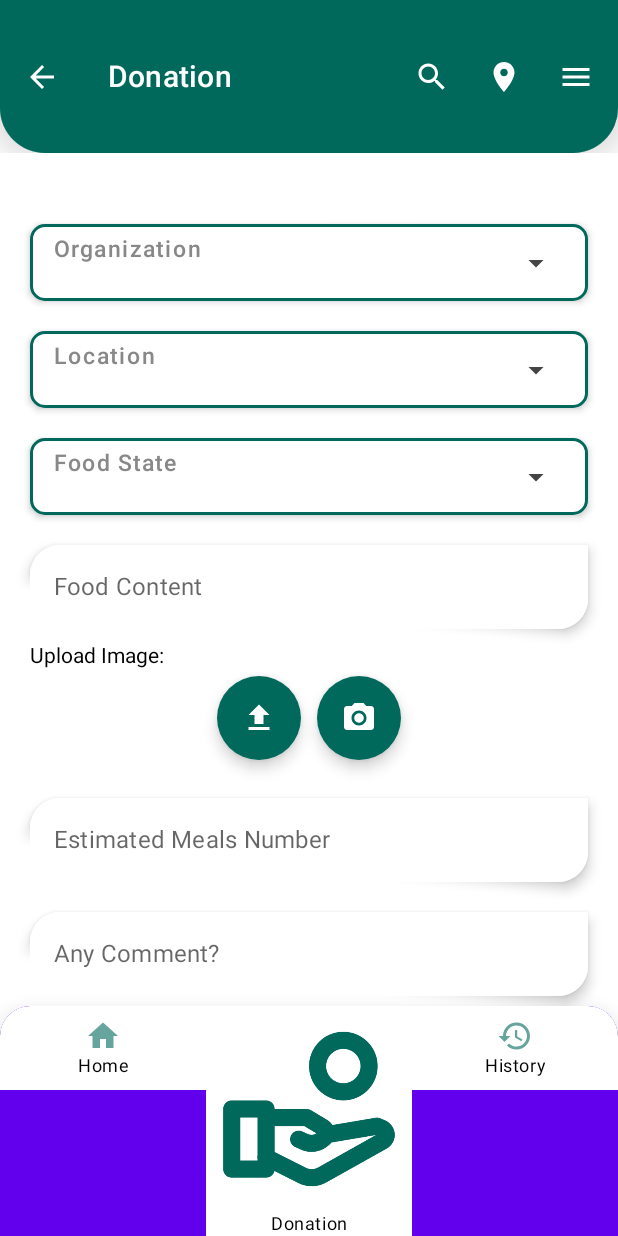
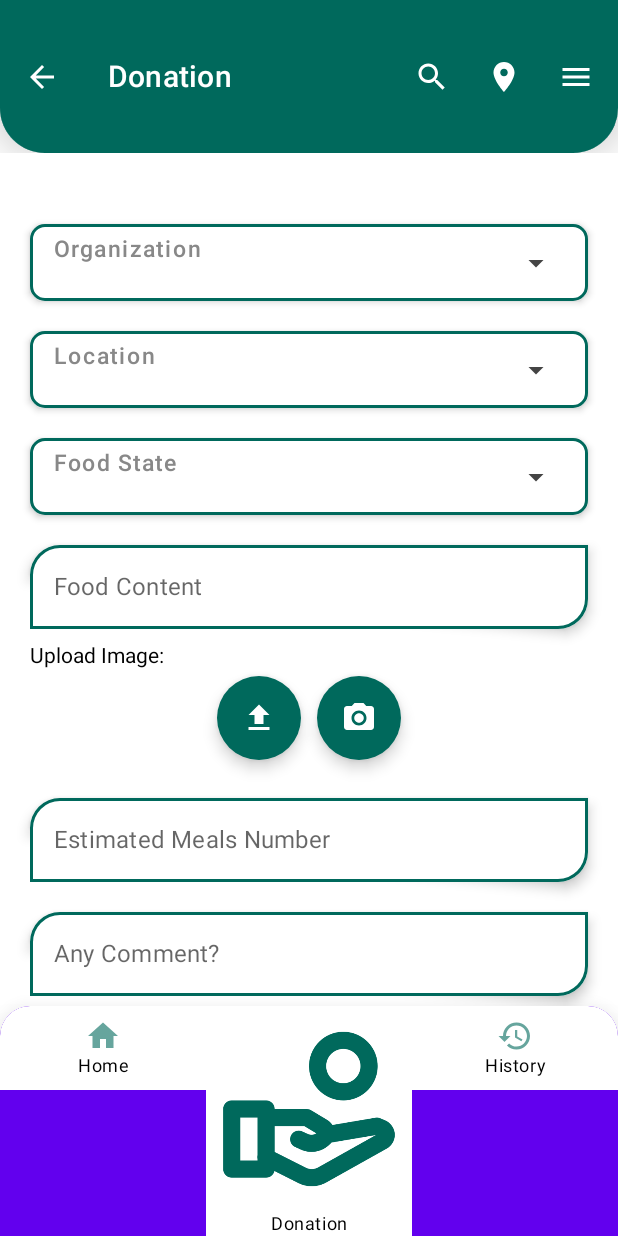
Before and after one commit to eman6904/Agmad_Project, an Android app built with Jetpack Compose: the donationScreen screen opened through its navigation route, on a phone screen of 412 x 824 dp. Run offline under Robolectric (Android 15) with nearby library versions, the phone set to English and light mode, and no system bars; our stand-ins replace Firebase (no records; nobody signed in at launch, a user with empty details on screens opened directly); 2 statements that could not run were skipped.

Commit message:
new commit

```diff
--- a/app/src/main/java/com/example/ourproject/FrontEnd/screens/DonationScreen.kt
+++ b/app/src/main/java/com/example/ourproject/FrontEnd/screens/DonationScreen.kt
@@ -2,17 +2,16 @@ package com.example.ourproject.FrontEnd.screens
 
 import android.content.Context
 import android.net.Uri
+import android.util.Log
 import android.widget.Toast
 import androidx.activity.compose.rememberLauncherForActivityResult
 import androidx.activity.result.contract.ActivityResultContracts
-import androidx.compose.foundation.BorderStroke
-import androidx.compose.foundation.background
+import androidx.compose.foundation.*
 import androidx.compose.foundation.layout.*
-import androidx.compose.foundation.rememberScrollState
+import androidx.compose.foundation.shape.CircleShape
 import androidx.compose.foundation.shape.RoundedCornerShape
 import androidx.compose.foundation.text.ClickableText
 import androidx.compose.foundation.text.KeyboardOptions
-import androidx.compose.foundation.verticalScroll
 import androidx.compose.material.*
 import androidx.compose.material.icons.Icons
 import androidx.compose.material.icons.filled.*
@@ -53,14 +52,51 @@ fun donationScreen(navController:NavHostController) {
     val foodContent= rememberSaveable() { mutableStateOf("")}
     val comment= rememberSaveable() { mutableStateOf("")}
     val mealsNumber= rememberSaveable() { mutableStateOf("")}
+    val images= rememberSaveable() { mutableStateOf(false)}
     var selectOrganization by rememberSaveable() { mutableStateOf(org) }
     var selectLocation by rememberSaveable() { mutableStateOf(loca) }
     var selectFoodState by rememberSaveable() { mutableStateOf(foodst) }
     var organization = rememberSaveable() { mutableStateOf("") }
     var location =rememberSaveable() { mutableStateOf("") }
     var foodState = rememberSaveable() { mutableStateOf("") }
+    val emptyMealsNumber = rememberSaveable() { mutableStateOf(false)}
+    val emptyOrganization = rememberSaveable() { mutableStateOf(false)}
+    val emptyLocation = rememberSaveable() { mutableStateOf(false)}
+    val emptyFoodState = rememberSaveable() { mutableStateOf(false)}
+    val emptyImagesList = rememberSaveable() { mutableStateOf(false)}
+
+
     val context= LocalContext.current
 
+    val emptyFieldModifier= Modifier
+        .fillMaxWidth()
+        .padding(top = 20.dp, start = 20.dp, end = 20.dp)
+        .border(2.dp, Color.Red, RoundedCornerShape(20.dp, 0.dp, 20.dp, 0.dp))
+
+    val notEmptyFieldModifier= Modifier
+        .fillMaxWidth()
+        .padding(top = 20.dp, start = 20.dp, end = 20.dp)
+        .border(
+            2.dp,
+            colorResource(id = R.color.mainColor),
+            RoundedCornerShape(20.dp, 0.dp, 20.dp, 0.dp)
+        )
+
+    val emptySpinnerModifier= Modifier
+        .fillMaxWidth()
+        .padding(top = 20.dp, start = 20.dp, end = 20.dp)
+        .border(2.dp, Color.Red, RoundedCornerShape(10.dp, 10.dp, 10.dp, 10.dp))
+    val notEmptySpinnerModifier= Modifier
+        .fillMaxWidth()
+        .padding(top = 20.dp, start = 20.dp, end = 20.dp)
+        .border(
+            2.dp,
+            colorResource(id = R.color.mainColor),
+            RoundedCornerShape(10.dp, 10.dp, 10.dp, 10.dp)
+        )
+
+    val emptyImagesListModifier=Modifier.padding(5.dp).border(2.dp,Color.Red,shape= CircleShape)
+    val notEmptyImagesListModifier=Modifier.padding(5.dp)
 
    Column(
        modifier=Modifier.fillMaxSize(),
@@ -78,13 +114,31 @@ fun donationScreen(navController:NavHostController) {
 
            val foodStateList = listOf<String>(stringResource(R.string.freshfood), stringResource(R.string.leftovers))
            val locationList = listOf<String>(stringResource(R.string.myLocation), stringResource(R.string.new_location))
-           spinner(orgList, selectOrganization, { selectOrganization = it },organization)
-           spinner(locationList, selectLocation, { selectLocation = it },location)
-           spinner(foodStateList, selectFoodState, { selectFoodState = it },foodState)
-           editText(foodContent, stringResource(id = R.string.foodContent))
-           floatingActionButton(navController = navController)
-           editText(mealsNumber, stringResource(R.string.estimatedMealsNumber))
-           editText(comment, stringResource(R.string.anyComment))
+           if(emptyOrganization.value==false)
+            spinner(orgList, selectOrganization, { selectOrganization = it },organization,notEmptySpinnerModifier)
+           else
+            spinner(orgList, selectOrganization, { selectOrganization = it },organization,emptySpinnerModifier)
+           if(emptyLocation.value==false)
+              spinner(locationList, selectLocation, { selectLocation = it },location,notEmptySpinnerModifier)
+           else
+               spinner(locationList, selectLocation, { selectLocation = it },location,emptySpinnerModifier)
+           if(emptyFoodState.value==false)
+            spinner(foodStateList, selectFoodState, { selectFoodState = it },foodState,notEmptySpinnerModifier)
+           else
+            spinner(foodStateList, selectFoodState, { selectFoodState = it },foodState,emptySpinnerModifier)
+           editText(foodContent, stringResource(id = R.string.foodContent),notEmptyFieldModifier)
+
+           if(emptyImagesList.value==false)
+              floatingActionButton(navController,images,notEmptyImagesListModifier)
+           else
+              floatingActionButton(navController,images,emptyImagesListModifier)
+
+           if(emptyMealsNumber.value==false||mealsNumber.value.isNotEmpty())
+              editText(mealsNumber, stringResource(R.string.estimatedMealsNumber),notEmptyFieldModifier)
+           else
+               editText(mealsNumber, stringResource(R.string.estimatedMealsNumber),emptyFieldModifier)
+           editText(comment, stringResource(R.string.anyComment),notEmptyFieldModifier)
+
            requestButton(
                stringResource(R.string.request),
                navController,
@@ -94,7 +148,13 @@ fun donationScreen(navController:NavHostController) {
                foodContent,
                mealsNumber,
                comment,
-               context
+               context,
+               emptyOrganization,
+               emptyLocation,
+               emptyFoodState,
+               emptyMealsNumber,
+               images,
+               emptyImagesList
            )
 
        }
@@ -167,37 +227,32 @@ fun spinner(
     itemList: List<String>,
     selectedItem: String,
     onItemSelected: (selectedItem: String) -> Unit,
-    value:MutableState<String>
+    value:MutableState<String>,
+    modifier:Modifier
     // through that we can change value of selectedItem,
 
 ) {
     var expanded by rememberSaveable() { mutableStateOf(false) }
-    var location = rememberSaveable() { mutableStateOf("") }
+    var result = rememberSaveable() { mutableStateOf("") }
     var shoutDown= remember { mutableStateOf(false)}
 
-    value.value=location.value
+    value.value=result.value
     if(selectedItem=="New Location"||selectedItem=="إدخال مكان جديد"){
 
-        if(location.value.isEmpty())
+        if(result.value.isEmpty())
          shoutDown.value=true
 
-        newLocation(shoutDown = shoutDown, newLocation = location)
+        newLocation(shoutDown = shoutDown, newLocation = result)
     }else if(selectedItem=="My Location"||selectedItem=="المكان الأفتراضي"){
 
-        location.value= getMyLocation()
+        result.value= getMyLocation()
     }else{
-        location.value=selectedItem
+        result.value=selectedItem
     }
 
     Card(
-        modifier = Modifier
-            .fillMaxWidth()
-            .padding(top = 20.dp, start = 20.dp, end = 20.dp),
+        modifier = modifier,
         shape = RoundedCornerShape(10.dp, 10.dp, 10.dp, 10.dp),
-        border = BorderStroke(
-            2.dp,
-            color = colorResource(id = R.color.mainColor)
-        ),
         elevation = 3.dp,
     ) {
         Column() {
@@ -210,7 +265,7 @@ fun spinner(
                     verticalAlignment =Alignment.CenterVertically,
                 ){
                     Text(
-                        text = location.value,
+                        text = result.value,
                         modifier = Modifier
                             .weight(8f)
                             .height(35.dp),
@@ -319,14 +374,23 @@ fun textField() {
 fun requestButton(
     buttonName: String, navController: NavHostController,
     organizationName:String,
-    foodState:String ,
+    foodState:String,
     location:String,
     foodContent:MutableState<String>,
     mealsNumber:MutableState<String>,
     comment:MutableState<String>,
-    appContext: Context
+    appContext: Context,
+    emptyOrganization:MutableState<Boolean>,
+    emptyLocation:MutableState<Boolean>,
+    emptyFoodState:MutableState<Boolean>,
+    emptyMealsNumber:MutableState<Boolean>,
+    images: MutableState<Boolean>,
+    emptyImagesList:MutableState<Boolean>
 ) {
     var imagesList by remember { mutableStateOf(emptyList<String>()) }
+    val _organization= stringResource(id = R.string.organization)
+    val _location= stringResource(id = R.string.location)
+    val _foodState= stringResource(id = R.string.food_stste)
     var ok= remember { mutableStateOf(false)}
     if(ok.value)
         deleteImages()
@@ -339,6 +403,34 @@ fun requestButton(
     ) {
         Button(
             onClick = {
+
+                if(organizationName==_organization)
+                    emptyOrganization.value=true
+                else
+                    emptyOrganization.value=false
+
+                if(location==_location)
+                    emptyLocation.value=true
+                else
+                    emptyLocation.value=false
+
+                if(foodState==_foodState)
+                    emptyFoodState.value=true
+                else
+                    emptyFoodState.value=false
+
+                if(mealsNumber.value.isEmpty())
+                    emptyMealsNumber.value=true
+                else
+                    emptyMealsNumber.value=false
+
+                if(images.value==false)
+                    emptyImagesList.value=true
+                else
+                    emptyImagesList.value=false
+
+                if(location!=_location&&organizationName!=_organization&&foodState!=_foodState&&mealsNumber.value.isNotEmpty()
+                    &&images.value==true){
                            Toast.makeText(appContext, R.string.requestSentSuccessfully,Toast.LENGTH_LONG).show()
                            sendRequest(
                                organizationName,
@@ -349,6 +441,7 @@ fun requestButton(
                                comment,
                                imagesList)
                            ok.value=true
+                       }
                       },
             modifier = Modifier
                 .fillMaxWidth(),
@@ -363,13 +456,11 @@ fun requestButton(
     }
 }
 @Composable
-fun editText(content: MutableState<String>,hint:String) {
+fun editText(content: MutableState<String>,hint:String,modifier:Modifier) {
 
     val focusManager = LocalFocusManager.current
     Card(
-        modifier = Modifier
-            .fillMaxWidth()
-            .padding(top = 20.dp, start = 20.dp, end = 20.dp),
+        modifier =modifier,
         shape = RoundedCornerShape(20.dp, 0.dp, 20.dp, 0.dp),
         elevation = 5.dp,
     ) {
@@ -405,12 +496,12 @@ fun editText(content: MutableState<String>,hint:String) {
     }
 }
 @Composable
-fun floatingActionButton(
- navController:NavHostController)
-{
+fun floatingActionButton(navController: NavHostController,images:MutableState<Boolean>,modifier: Modifier){
 
     val selectedImage = remember{ mutableStateListOf<Uri?>() }
     var showImages = remember{ mutableStateOf(false) }
+
+
     val launcher = rememberLauncherForActivityResult(ActivityResultContracts.GetMultipleContents()) {
         selectedImage.apply {
             clear()
@@ -418,7 +509,6 @@ fun floatingActionButton(
             uploadImage(selectedImage)
         }
     }
-
 
     var currentUserId = FirebaseAuth.getInstance()?.currentUser!!.uid
     val imageList = FirebaseStorage.getInstance().getReference().child(currentUserId+"/")
@@ -429,6 +519,7 @@ fun floatingActionButton(
     }
 
    Column() {
+
          Text(text= stringResource(R.string.uploadImage),modifier=Modifier.padding(start=20.dp,top=10.dp))
        Row(
            horizontalArrangement = Arrangement.Center,
@@ -440,7 +531,7 @@ fun floatingActionButton(
                onClick = {
                            launcher.launch("image/*")
                          },
-               modifier=Modifier.padding(5.dp),
+               modifier=modifier,
                backgroundColor = colorResource(id = R.color.mainColor)
            ) {
                Icon(imageVector = Icons.Filled.Upload, contentDescription ="",tint=Color.White )
@@ -453,11 +544,13 @@ fun floatingActionButton(
                Icon(imageVector = Icons.Filled.CameraAlt, contentDescription ="",tint=Color.White )
            }
        }
-       if(showImages.value){
+       if(selectedImage.isNotEmpty()||showImages.value){
+
+           images.value=true
            ClickableText(
                text = AnnotatedString(stringResource(R.string.showImages)),
                onClick ={navController.navigate(ScreensRoute.FoodContentImages.route)} ,
-              modifier=Modifier.padding(start=20.dp,top=10.dp),
+               modifier=Modifier.padding(start=20.dp,top=5.dp),
                style = TextStyle(color= colorResource(id = R.color.green))
            )
        }
--- a/app/src/main/java/com/example/ourproject/FrontEnd/screens/DonorHomeScreen.kt
+++ b/app/src/main/java/com/example/ourproject/FrontEnd/screens/DonorHomeScreen.kt
@@ -145,7 +145,7 @@ fun doHomeTopBar(acceptedRequestedNumber: MutableState<Int>,rejectedRequestedNum
                         }
                         IconButton(
                             onClick = {
-                                showMenu.value=!showMenu.value
+                             //   showMenu.value=!showMenu.value
                             }
                         ) {
                             Icon(
--- a/app/src/main/java/com/example/ourproject/FrontEnd/screens/FaceScreen.kt
+++ b/app/src/main/java/com/example/ourproject/FrontEnd/screens/FaceScreen.kt
@@ -95,7 +95,7 @@ fun face(navController:NavHostController) {
 //                   navController.navigate(ScreensRoute.RegisterAs.route)
 //                else
 //                    orgORdo(navController)
-                navController.navigate(ScreensRoute.SignIn.route)
+                navController.navigate(BottomBarScreen.Donation.route)
             }
             Box(
                 modifier = Modifier
@@ -111,7 +111,7 @@ fun face(navController:NavHostController) {
                 )
             }
             Box(
-                modifier = Modifier.weight(1f)
+                modifier = Modifier.weight(2f)
             ){
                 Image(
                     painterResource(R.drawable.logo),
--- a/app/src/main/java/com/example/ourproject/FrontEnd/screens/ResponsesScreen.kt
+++ b/app/src/main/java/com/example/ourproject/FrontEnd/screens/ResponsesScreen.kt
@@ -29,11 +29,13 @@ fun response(navController: NavHostController, responseType:String){
 
     val accepted_requests=stringResource(id = R.string.acceptedRequests)
     val rejected_requests=stringResource(id = R.string.rejectedRequests)
+    val accepted=stringResource(id = R.string.accepted)
+    val rejected=stringResource(id = R.string.rejected)
 
     when(responseType){
 
-        accepted_requests-> requestsList = myRequests(type = R.string.accepted.toString())
-        rejected_requests-> requestsList = myRequests(type = R.string.rejected.toString())
+        accepted_requests-> requestsList = myRequests(type =accepted)
+        rejected_requests-> requestsList = myRequests(type = rejected)
     }
 
     Column(
```
Also changed, not shown: 1 other file. Lines whose indentation alone changed are shown as unchanged.
